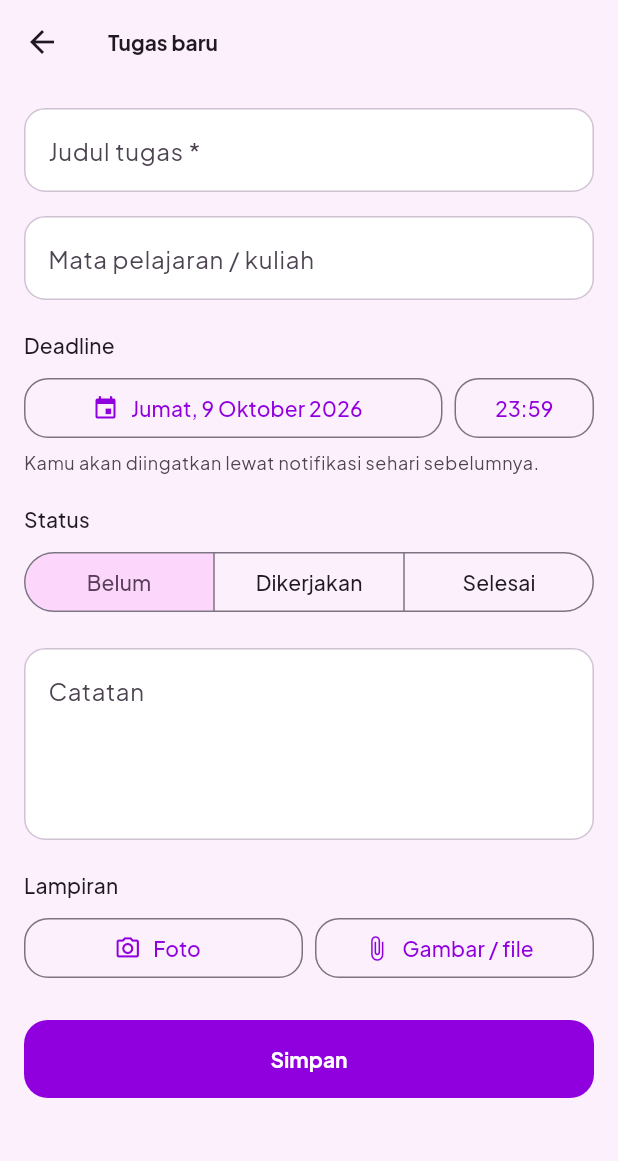
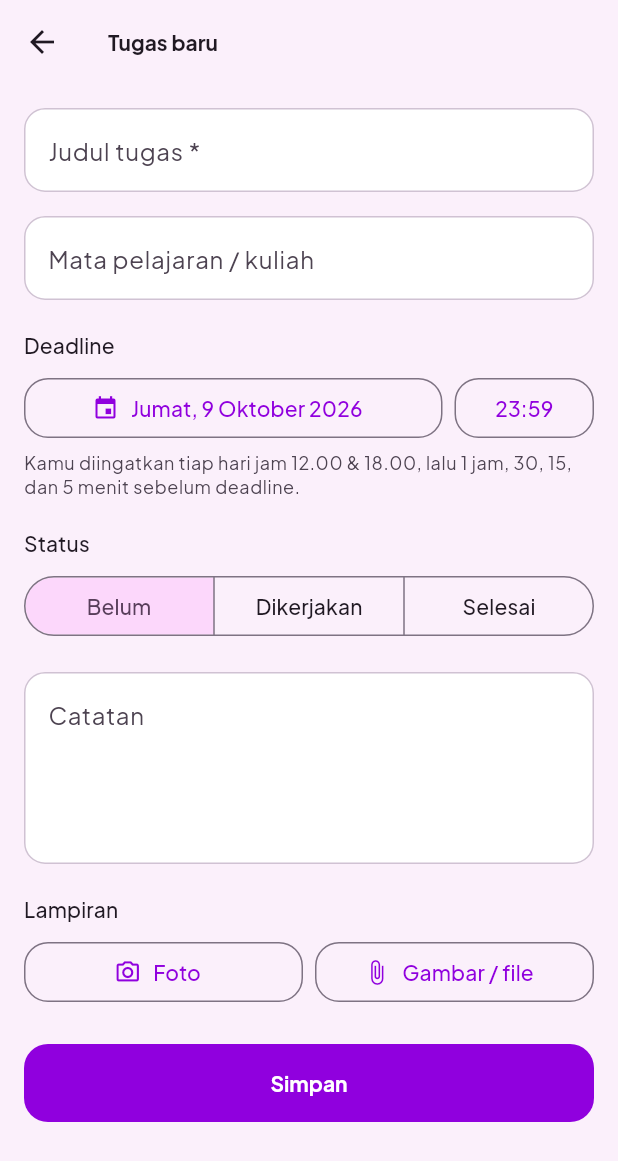
Before and after one commit to hanseougun/hanary, a Flutter app: the HomeShell screen opened directly with empty values, after a tap on "Tugas baru", on a phone screen of 412 x 824 dp. Shown: the top 1161 px of the screen. Run offline on Flutter 3.47's test engine with Material 3 defaults, Android fonts, the phone set to English and light mode, and no system bars; our stand-ins replace cloud_firestore, file_picker, firebase_auth, firebase_core, flutter_local_notifications, flutter_secure_storage and 6 more; missing offline and left inert: cryptography, workmanager; accounts and stored records are empty; statements that could not run were skipped.

Commit message:
Perbaiki tumpang tindih saat pindah tab, jadwal notifikasi deadline baru, dan perkecil APK
- HomeShell: tab lama langsung disembunyikan (Offstage) dan hanya tab baru
  yang memudar masuk; tombol tab tersembunyi tidak ikut animasi Hero;
  bilah judul menjadi pekat saat isi digulir ke bawahnya.
- Notifikasi: tiap hari 12.00 dan 18.00 selama tugas belum selesai,
  1 jam/30/15/5 menit sebelum deadline, dan pemberitahuan deadline
  terlewat. Alarm tepat waktu jika diizinkan.
- APK: split per ABI (hanary.apk = arm64, hanary-hp-lama.apk = armv7),
  obfuscate + split-debug-info, pustaka native dikompresi.

Co-Authored-By: Claude Opus 5.5 (1M context) <noreply@anthropic.com>
Claude-Session: https://claude.ai/code/session_01NSsCriUrcriPboxNjZ7tEU

```diff
--- a/lib/models/tugas.dart
+++ b/lib/models/tugas.dart
@@ -72,9 +72,6 @@ class Tugas {
   final StatusTugas status;
   final List<Lampiran> lampiran;
 
-  /// Waktu notifikasi pengingat: sehari sebelum deadline.
-  DateTime get waktuPengingat => deadline.subtract(const Duration(days: 1));
-
   bool terlambat([DateTime? sekarang]) =>
       status != StatusTugas.selesai && deadline.isBefore(sekarang ?? DateTime.now());
 
--- a/lib/screens/beranda_screen.dart
+++ b/lib/screens/beranda_screen.dart
@@ -81,9 +81,34 @@ class _BerandaScreenState extends State<BerandaScreen> {
   @override
   void initState() {
     super.initState();
-    NotifikasiService.instance.mintaIzin();
+    _siapkanIzin();
     // Jadwal pengingat selalu mengikuti data tugas terbaru.
     _sub = TugasRepository.instance.watch(widget.user.uid).listen(NotifikasiService.instance.sinkron, onError: (_) {});
+  }
+
+  /// Izin notifikasi, lalu (sekali saja) tawarkan izin alarm tepat waktu
+  /// agar pengingat 5 menit sebelum deadline tidak telat.
+  Future<void> _siapkanIzin() async {
+    final notif = NotifikasiService.instance;
+    await notif.mintaIzin();
+    if (!await notif.perluTawarkanAlarmTepat() || !mounted) return;
+    final izinkan = await showDialog<bool>(
+      context: context,
+      builder: (context) => AlertDialog(
+        icon: const Icon(Icons.alarm_on_rounded),
+        title: const Text('Pengingat tepat waktu'),
+        content: const Text(
+          'Agar pengingat 1 jam, 30, 15, dan 5 menit sebelum deadline muncul tepat waktu, '
+          'izinkan Hanary memakai "Alarm & pengingat" di halaman berikutnya.',
+        ),
+        actions: [
+          TextButton(onPressed: () => Navigator.pop(context, false), child: const Text('Nanti saja')),
+          FilledButton(onPressed: () => Navigator.pop(context, true), child: const Text('Izinkan')),
+        ],
+      ),
+    );
+    await notif.mintaIzinAlarmTepat(buka: izinkan ?? false);
+    if (izinkan ?? false) await notif.jadwalUlang();
   }
 
   @override
@@ -183,6 +208,7 @@ class _BerandaScreenState extends State<BerandaScreen> {
     final theme = Theme.of(context);
     return Scaffold(
       floatingActionButton: FloatingActionButton.extended(
+        heroTag: 'fab-beranda',
         onPressed: _bukaForm,
         icon: const Icon(Icons.add_rounded),
         label: const Text('Tugas baru', style: TextStyle(fontWeight: FontWeight.w700)),
--- a/lib/screens/chat_screen.dart
+++ b/lib/screens/chat_screen.dart
@@ -62,6 +62,7 @@ class _ChatScreenState extends State<ChatScreen> {
           ],
         ),
         floatingActionButton: FloatingActionButton.extended(
+          heroTag: 'fab-chat',
           onPressed: () => Navigator.of(context).push(MaterialPageRoute(
             builder: (_) => NewGroupScreen(me: me),
           )),
--- a/lib/screens/home_shell.dart
+++ b/lib/screens/home_shell.dart
@@ -19,8 +19,20 @@ class HomeShell extends StatefulWidget {
   State<HomeShell> createState() => _HomeShellState();
 }
 
-class _HomeShellState extends State<HomeShell> {
+class _HomeShellState extends State<HomeShell> with SingleTickerProviderStateMixin {
   int _index = 0;
+
+  /// Animasi masuk tab yang baru dipilih. Tab lama langsung disembunyikan,
+  /// jadi dua halaman tidak pernah tampil bertumpuk.
+  late final _masuk = AnimationController(vsync: this, duration: const Duration(milliseconds: 220), value: 1);
+  late final _pudar = CurvedAnimation(parent: _masuk, curve: Curves.easeOut);
+  late final _geser = Tween(begin: const Offset(0, 0.015), end: Offset.zero).animate(_pudar);
+
+  void _pilihTab(int i) {
+    if (i == _index) return;
+    setState(() => _index = i);
+    _masuk.forward(from: 0);
+  }
 
   @override
   void initState() {
@@ -40,6 +52,8 @@ class _HomeShellState extends State<HomeShell> {
   @override
   void dispose() {
     NotifikasiService.instance.ketukChat.removeListener(_bukaChatDariNotifikasi);
+    _pudar.dispose();
+    _masuk.dispose();
     super.dispose();
   }
 
@@ -48,7 +62,7 @@ class _HomeShellState extends State<HomeShell> {
     final chatId = NotifikasiService.instance.ketukChat.value;
     if (chatId == null || !mounted) return;
     NotifikasiService.instance.ketukChat.value = null;
-    setState(() => _index = 1);
+    _pilihTab(1);
     Navigator.of(context).push(MaterialPageRoute(
       builder: (_) => ChatRoomScreen(chatId: chatId, me: widget.user.uid),
     ));
@@ -62,32 +76,40 @@ class _HomeShellState extends State<HomeShell> {
       ChatScreen(user: widget.user),
       ProfileScreen(user: widget.user),
     ];
+    // Bilah judul transparan agar latar tema terlihat, tetapi menjadi
+    // pekat saat isi halaman digulir ke bawahnya (agar tidak tumpang tindih).
+    final latarBilah = theme.appBarTheme.backgroundColor ?? theme.colorScheme.surface;
     return Scaffold(
       body: LatarHanary(
         // Halaman di dalam tab dibuat transparan agar latar tema terlihat.
         child: Theme(
           data: theme.copyWith(
             scaffoldBackgroundColor: Colors.transparent,
-            appBarTheme: theme.appBarTheme.copyWith(backgroundColor: Colors.transparent),
+            appBarTheme: theme.appBarTheme.copyWith(
+              backgroundColor: WidgetStateColor.resolveWith(
+                (states) => states.contains(WidgetState.scrolledUnder) ? latarBilah : Colors.transparent,
+              ),
+            ),
           ),
           child: Stack(
+            fit: StackFit.expand,
             children: [
               for (var i = 0; i < pages.length; i++)
-                // Semua tab tetap hidup (seperti IndexedStack), tetapi
-                // perpindahannya memudar dan sedikit bergeser.
-                IgnorePointer(
-                  ignoring: i != _index,
+                // Semua tab tetap hidup (isi dan posisi gulir tidak hilang),
+                // tetapi hanya tab aktif yang digambar.
+                Offstage(
+                  offstage: i != _index,
                   child: TickerMode(
                     enabled: i == _index,
-                    child: AnimatedOpacity(
-                      opacity: i == _index ? 1 : 0,
-                      duration: const Duration(milliseconds: 260),
-                      curve: Curves.easeOut,
-                      child: AnimatedSlide(
-                        offset: i == _index ? Offset.zero : const Offset(0, 0.02),
-                        duration: const Duration(milliseconds: 260),
-                        curve: Curves.easeOut,
-                        child: pages[i],
+                    // Tombol tab tersembunyi tidak ikut "terbang" saat pindah halaman.
+                    child: HeroMode(
+                      enabled: i == _index,
+                      child: FadeTransition(
+                        opacity: i == _index ? _pudar : kAlwaysCompleteAnimation,
+                        child: SlideTransition(
+                          position: i == _index ? _geser : const AlwaysStoppedAnimation(Offset.zero),
+                          child: pages[i],
+                        ),
                       ),
                     ),
                   ),
@@ -98,7 +120,7 @@ class _HomeShellState extends State<HomeShell> {
       ),
       bottomNavigationBar: NavigationBar(
         selectedIndex: _index,
-        onDestinationSelected: (i) => setState(() => _index = i),
+        onDestinationSelected: _pilihTab,
         destinations: const [
           NavigationDestination(
             icon: Icon(Icons.home_outlined),
--- a/lib/screens/tugas_form_screen.dart
+++ b/lib/screens/tugas_form_screen.dart
@@ -253,7 +253,7 @@ class _TugasFormScreenState extends State<TugasFormScreen> {
               ),
               const SizedBox(height: 4),
               Text(
-                'Kamu akan diingatkan lewat notifikasi sehari sebelumnya.',
+                'Kamu diingatkan tiap hari jam 12.00 & 18.00, lalu 1 jam, 30, 15, dan 5 menit sebelum deadline.',
                 style: theme.textTheme.bodySmall?.copyWith(color: theme.colorScheme.onSurfaceVariant),
               ),
               const SizedBox(height: 20),
--- a/lib/screens/welcome_screen.dart
+++ b/lib/screens/welcome_screen.dart
@@ -92,7 +92,7 @@ class _WelcomeScreenState extends State<WelcomeScreen> with SingleTickerProvider
                 const SizedBox(height: 28),
                 for (final (i, ikon, teks) in const [
                   (0, Icons.checklist_rounded, 'Catat tugas beserta file atau gambarnya'),
-                  (1, Icons.notifications_active_rounded, 'Pengingat sehari sebelum deadline'),
+                  (1, Icons.notifications_active_rounded, 'Pengingat harian sampai deadline'),
                   (2, Icons.groups_rounded, 'Chat dengan teman dan buat grup'),
                 ])
                   MunculBertahap(
--- /dev/null
+++ b/lib/services/jadwal_pengingat.dart
@@ -0,0 +1,112 @@
+import '../models/tugas.dart';
+
+/// Jenis pengingat deadline.
+enum JenisPengingat {
+  /// Pengingat harian jam 12.00 dan 18.00 selama tugas belum selesai.
+  harian,
+
+  /// 1 jam, 30, 15, dan 5 menit sebelum deadline.
+  menjelang,
+
+  /// Saat deadline lewat dan tugas belum ditandai Selesai.
+  terlewat,
+}
+
+/// Satu notifikasi pengingat yang akan dijadwalkan.
+class Pengingat {
+  const Pengingat({
+    required this.kunci,
+    required this.waktu,
+    required this.jenis,
+    required this.tugas,
+    this.menitSebelum = 0,
+  });
+
+  /// Kunci unik (dipakai untuk membuat id notifikasi).
+  final String kunci;
+  final DateTime waktu;
+  final JenisPengingat jenis;
+
+  /// Tugas yang diingatkan. Pengingat harian bisa berisi beberapa tugas
+  /// sekaligus (urut deadline terdekat); jenis lain selalu satu tugas.
+  final List<Tugas> tugas;
+
+  /// Untuk jenis [JenisPengingat.menjelang]: berapa menit sebelum deadline.
+  final int menitSebelum;
+}
+
+/// Jam pengingat harian.
+const jamPengingatHarian = [12, 18];
+
+/// Menit sebelum deadline untuk pengingat menjelang.
+const menitPengingatMenjelang = [60, 30, 15, 5];
+
+/// Pengingat harian dijadwalkan paling jauh sekian hari ke depan.
+/// Jadwal diperbarui setiap kali aplikasi dibuka atau tugas berubah.
+const batasHariPengingatHarian = 14;
+
+/// Android membatasi jumlah alarm per aplikasi, jadi total pengingat dibatasi.
+const batasJumlahPengingat = 150;
+
+/// Menghitung semua pengingat yang perlu dijadwalkan dari daftar tugas.
+/// Tugas berstatus Selesai tidak diingatkan lagi.
+List<Pengingat> hitungPengingat(List<Tugas> semua, DateTime sekarang) {
+  final aktif = semua.where((t) => t.id.isNotEmpty && t.status != StatusTugas.selesai).toList()
+    ..sort((a, b) => a.deadline.compareTo(b.deadline));
+  final hasil = <Pengingat>[];
+
+  for (final t in aktif) {
+    for (final menit in menitPengingatMenjelang) {
+      final waktu = t.deadline.subtract(Duration(minutes: menit));
+      if (!waktu.isAfter(sekarang)) continue;
+      hasil.add(Pengingat(
+        kunci: '${t.id}:$menit',
+        waktu: waktu,
+        jenis: JenisPengingat.menjelang,
+        tugas: [t],
+        menitSebelum: menit,
+      ));
+    }
+    if (t.deadline.isAfter(sekarang)) {
+      hasil.add(Pengingat(
+        kunci: '${t.id}:lewat',
+        waktu: t.deadline,
+        jenis: JenisPengingat.terlewat,
+        tugas: [t],
+      ));
+    }
+  }
+
+  final berjalan = aktif.where((t) => t.deadline.isAfter(sekarang)).toList();
+  if (berjalan.isNotEmpty) {
+    final terakhir = berjalan.last.deadline;
+    for (var hari = 0; hari <= batasHariPengingatHarian; hari++) {
+      for (final jam in jamPengingatHarian) {
+        final waktu = DateTime(sekarang.year, sekarang.month, sekarang.day + hari, jam);
+        if (!waktu.isAfter(sekarang) || !waktu.isBefore(terakhir)) continue;
+        final daftar = berjalan.where((t) => t.deadline.isAfter(waktu)).toList();
+        if (daftar.isEmpty) continue;
+        hasil.add(Pengingat(
+          kunci: 'harian:${waktu.year}-${waktu.month}-${waktu.day}-$jam',
+          waktu: waktu,
+          jenis: JenisPengingat.harian,
+          tugas: daftar,
+        ));
+      }
+    }
+  }
+
+  hasil.sort((a, b) => a.waktu.compareTo(b.waktu));
+  return hasil.length > batasJumlahPengingat ? hasil.sublist(0, batasJumlahPengingat) : hasil;
+}
+
+/// "2 hari 3 jam", "5 jam 20 menit", "15 menit".
+String teksSisa(Duration sisa) {
+  final menitTotal = (sisa.inSeconds / 60).ceil();
+  final hari = menitTotal ~/ (24 * 60);
+  final jam = (menitTotal % (24 * 60)) ~/ 60;
+  final menit = menitTotal % 60;
+  if (hari > 0) return jam > 0 ? '$hari hari $jam jam' : '$hari hari';
+  if (jam > 0) return menit > 0 ? '$jam jam $menit menit' : '$jam jam';
+  return '$menit menit';
+}
--- a/lib/services/notifikasi_service.dart
+++ b/lib/services/notifikasi_service.dart
@@ -1,14 +1,19 @@
 import 'package:flutter/foundation.dart';
+import 'package:flutter/widgets.dart';
 import 'package:flutter_local_notifications/flutter_local_notifications.dart';
 import 'package:flutter_timezone/flutter_timezone.dart';
 import 'package:intl/intl.dart';
+import 'package:shared_preferences/shared_preferences.dart';
 import 'package:timezone/data/latest_all.dart' as tzdata;
 import 'package:timezone/timezone.dart' as tz;
 
 import '../models/tugas.dart';
+import 'jadwal_pengingat.dart';
 
-/// Notifikasi pengingat tugas yang dijadwalkan di HP (tidak butuh internet):
-/// muncul sehari sebelum deadline untuk tugas yang belum selesai.
+/// Notifikasi pengingat tugas yang dijadwalkan di HP (tidak butuh internet).
+/// Selama tugas belum Selesai: tiap hari jam 12.00 dan 18.00, lalu 1 jam,
+/// 30, 15, dan 5 menit sebelum deadline, dan pemberitahuan saat deadline
+/// terlewat. Jadwalnya dihitung di [hitungPengingat].
 class NotifikasiService {
   NotifikasiService._();
   static final instance = NotifikasiService._();
@@ -18,9 +23,10 @@ class NotifikasiService {
     android: AndroidNotificationDetails(
       'deadline_tugas',
       'Pengingat deadline',
-      channelDescription: 'Pengingat sehari sebelum deadline tugas',
+      channelDescription: 'Pengingat harian dan menjelang deadline tugas',
       importance: Importance.high,
       priority: Priority.high,
+      category: AndroidNotificationCategory.reminder,
     ),
   );
 
@@ -40,6 +46,7 @@ class NotifikasiService {
   /// Id chat dari notifikasi yang baru saja diketuk (untuk dibuka).
   final ketukChat = ValueNotifier<String?>(null);
   bool _siap = false;
+  bool _tepat = false;
   Future<void> _antrean = Future.value();
 
   Future<void> init() async {
@@ -59,6 +66,16 @@ class NotifikasiService {
         onDidReceiveNotificationResponse: (r) => _diketuk(r.payload),
       );
       _siap = true;
+      _tepat = await _android?.canScheduleExactNotifications() ?? false;
+      // Jika izin alarm tepat waktu baru diberikan (atau dicabut) di
+      // pengaturan HP, jadwal pengingat disusun ulang saat kembali ke aplikasi.
+      AppLifecycleListener(onResume: () async {
+        final tepat = await _android?.canScheduleExactNotifications() ?? false;
+        if (tepat != _tepat) {
+          _tepat = tepat;
+          await jadwalUlang();
+        }
+      });
       final awal = await _plugin.getNotificationAppLaunchDetails();
       if (awal?.didNotificationLaunchApp ?? false) {
         _diketuk(awal!.notificationResponse?.payload);
@@ -103,14 +120,46 @@ class NotifikasiService {
         ?.requestNotificationsPermission();
   }
 
+  AndroidFlutterLocalNotificationsPlugin? get _android =>
+      _plugin.resolvePlatformSpecificImplementation<AndroidFlutterLocalNotificationsPlugin>();
+
+  static const _kunciTanyaAlarm = 'izin_alarm_tepat_ditanya';
+
+  /// True jika HP belum mengizinkan alarm tepat waktu dan pengguna belum
+  /// pernah ditawari. Tanpa izin ini, pengingat 5 menit bisa telat beberapa menit.
+  Future<bool> perluTawarkanAlarmTepat() async {
+    if (!_siap) return false;
+    final bisa = await _android?.canScheduleExactNotifications() ?? true;
+    if (bisa) return false;
+    final prefs = await SharedPreferences.getInstance();
+    return !(prefs.getBool(_kunciTanyaAlarm) ?? false);
+  }
+
+  /// Membuka pengaturan "Alarm & pengingat" (hanya ditawarkan sekali).
+  Future<void> mintaIzinAlarmTepat({bool buka = true}) async {
+    final prefs = await SharedPreferences.getInstance();
+    await prefs.setBool(_kunciTanyaAlarm, true);
+    if (buka) await _android?.requestExactAlarmsPermission();
+  }
+
   /// Menyamakan jadwal notifikasi dengan daftar tugas terbaru.
   /// Dipanggil setiap kali daftar tugas berubah, jadi tugas yang diedit,
   /// diselesaikan, atau dihapus otomatis ikut diperbarui pengingatnya.
   Future<void> sinkron(List<Tugas> semua) {
     if (!_siap) return Future.value();
+    _terakhir = semua;
     return _antrean = _antrean.then((_) => _sinkron(semua)).catchError((Object e) {
       debugPrint('Gagal menjadwalkan notifikasi: $e');
     });
+  }
+
+  List<Tugas>? _terakhir;
+
+  /// Menjadwalkan ulang dengan daftar tugas terakhir (mis. setelah izin
+  /// alarm tepat waktu diberikan).
+  Future<void> jadwalUlang() async {
+    final t = _terakhir;
+    if (t != null) await sinkron(t);
   }
 
   Future<void> _sinkron(List<Tugas> semua) async {
@@ -119,26 +168,83 @@ class NotifikasiService {
     for (final n in terjadwal) {
       if (n.payload?.startsWith(_prefix) ?? false) await _plugin.cancel(id: n.id);
     }
-    final format = DateFormat('EEEE, d MMM, HH:mm', 'id_ID');
+    // Tugas yang baru diselesaikan: hapus juga notifikasi "terlewat" yang
+    // mungkin masih tampil di HP.
     for (final t in semua) {
-      if (t.status == StatusTugas.selesai || !t.waktuPengingat.isAfter(sekarang)) continue;
+      if (t.status == StatusTugas.selesai &&
+          t.deadline.isBefore(sekarang) &&
+          sekarang.difference(t.deadline) < const Duration(days: 7)) {
+        await _plugin.cancel(id: idNotifikasi('${t.id}:lewat'));
+      }
+    }
+
+    final tepat = _tepat = await _android?.canScheduleExactNotifications() ?? false;
+    final jam = DateFormat('HH:mm', 'id_ID');
+    final tanggal = DateFormat('EEEE, d MMM, HH:mm', 'id_ID');
+    for (final p in hitungPengingat(semua, sekarang)) {
+      final t = p.tugas.first;
+      String judul;
+      String isi;
+      var detail = _detail;
+      switch (p.jenis) {
+        case JenisPengingat.menjelang:
+          final lagi = p.menitSebelum >= 60 ? '${p.menitSebelum ~/ 60} jam' : '${p.menitSebelum} menit';
+          judul = '$lagi lagi deadline: ${t.judul}';
+          isi = [
+            if (t.mapel.isNotEmpty) t.mapel,
+            'Dikumpulkan jam ${jam.format(t.deadline)}',
+            'Status: ${t.status.label}',
+          ].join(' · ');
+        case JenisPengingat.terlewat:
+          judul = 'Deadline terlewat: ${t.judul}';
+          isi = 'Tugas ini belum ditandai Selesai. Segera kumpulkan, lalu ubah statusnya ya.';
+        case JenisPengingat.harian:
+          String baris(Tugas x) => '${x.judul} · sisa ${teksSisa(x.deadline.difference(p.waktu))}';
+          if (p.tugas.length == 1) {
+            judul = 'Jangan lupa: ${t.judul}';
+            isi = [
+              if (t.mapel.isNotEmpty) t.mapel,
+              'Deadline ${tanggal.format(t.deadline)}',
+              'sisa ${teksSisa(t.deadline.difference(p.waktu))}',
+            ].join(' · ');
+          } else {
+            final daftar = p.tugas.map(baris).toList();
+            judul = '${p.tugas.length} tugas belum selesai';
+            isi = daftar.join('\n');
+            detail = NotificationDetails(
+              android: AndroidNotificationDetails(
+                'deadline_tugas',
+                'Pengingat deadline',
+                channelDescription: 'Pengingat harian dan menjelang deadline tugas',
+                importance: Importance.high,
+                priority: Priority.high,
+                category: AndroidNotificationCategory.reminder,
+                styleInformation: InboxStyleInformation(
+                  daftar.take(6).toList(),
+                  summaryText: daftar.length > 6 ? '+${daftar.length - 6} tugas lagi' : null,
+                ),
+              ),
+            );
+          }
+      }
+      // Pengingat menjelang dan terlewat perlu tepat waktu; harian boleh
+      // bergeser sedikit agar hemat baterai.
+      final mode = tepat && p.jenis != JenisPengingat.harian
+          ? AndroidScheduleMode.exactAllowWhileIdle
+          : AndroidScheduleMode.inexactAllowWhileIdle;
       await _plugin.zonedSchedule(
-        id: idNotifikasi(t.id),
-        title: 'Besok deadline: ${t.judul}',
-        body: [
-          if (t.mapel.isNotEmpty) t.mapel,
-          'Deadline ${format.format(t.deadline)}',
-          'Status: ${t.status.label}',
-        ].join(' · '),
-        scheduledDate: tz.TZDateTime.from(t.waktuPengingat, tz.local),
-        notificationDetails: _detail,
-        androidScheduleMode: AndroidScheduleMode.inexactAllowWhileIdle,
-        payload: '$_prefix${t.id}',
+        id: idNotifikasi(p.kunci),
+        title: judul,
+        body: isi,
+        scheduledDate: tz.TZDateTime.from(p.waktu, tz.local),
+        notificationDetails: detail,
+        androidScheduleMode: mode,
+        payload: '$_prefix${p.kunci}',
       );
     }
   }
 
-  /// Angka id notifikasi yang tetap untuk setiap id tugas.
+  /// Angka id notifikasi yang tetap untuk setiap kunci pengingat.
   @visibleForTesting
   static int idNotifikasi(String idTugas) {
     var hash = 0x811c9dc5;
```
Also changed, not shown: 6 other files.
